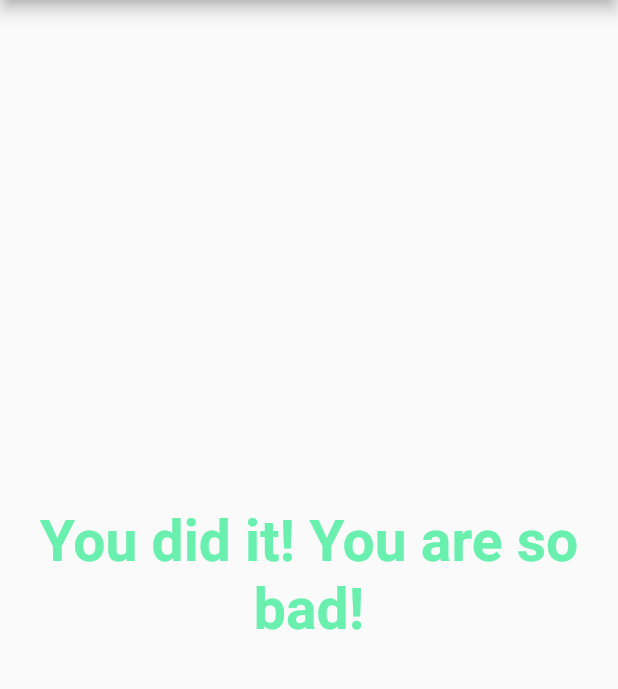
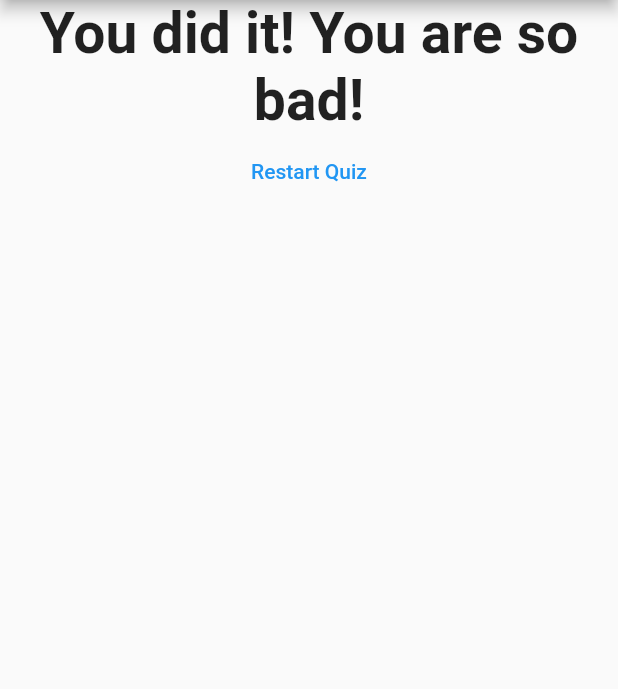
Before and after one commit to stevematdavies/flutter_complete_guide, a Flutter app: the screen it shows after launch, after a tap on "Red", after a tap on "Horse", after a tap on "Custard", on a phone screen of 412 x 824 dp, the part 84-773 px from its top. Run offline on Flutter 3.47's test engine with Material 2 defaults, Android fonts, the phone set to English and light mode, and no system bars.

Commit message:
Building basics

```diff
--- a/lib/main.dart
+++ b/lib/main.dart
@@ -51,17 +51,21 @@ class _MyAppState extends State<MyApp> {
     setState(() => _questionIndex += 1);
   }
 
+  void _resetQuiz() {
+    setState(() {
+      _totalScore = 0;
+      _questionIndex = 0;
+    });
+  }
+
   @override
   build(BuildContext context) {
     return MaterialApp(
       home: Scaffold(
         appBar: AppBar(title: const Text("Quizz App")),
         body: _questionIndex < _questions.length
-            ? Quiz(
-                _questions,
-                _questionIndex,
-                _answerQuestion)
-            : Result(_totalScore),
+            ? Quiz(_questions, _questionIndex, _answerQuestion)
+            : Result(_totalScore, _resetQuiz),
       ),
     );
   }
--- a/lib/result.dart
+++ b/lib/result.dart
@@ -2,7 +2,8 @@ import 'package:flutter/material.dart';
 
 class Result extends StatelessWidget {
   final int resultScore;
-  const Result(this.resultScore, {Key? key}) : super(key: key);
+  final VoidCallback resetQuiz;
+  const Result(this.resultScore, this.resetQuiz, {Key? key}) : super(key: key);
 
   String get resultText {
     var base = "You did it! ";
@@ -21,14 +22,23 @@ class Result extends StatelessWidget {
   @override
   Widget build(BuildContext context) {
     return Center(
-      child: Text(
+      child: Column(
+        children: [
+          Text(
             resultText,
             style: const TextStyle(
               fontSize: 38,
               fontWeight: FontWeight.bold,
-          color: Colors.greenAccent,
             ),
             textAlign: TextAlign.center,
+          ),
+          TextButton(
+              onPressed: resetQuiz,
+              child: const Text(
+                "Restart Quiz",
+                style: TextStyle(color: Colors.blue),
+              )),
+        ],
       ),
     );
   }
```
Lines whose indentation alone changed are shown as unchanged.
